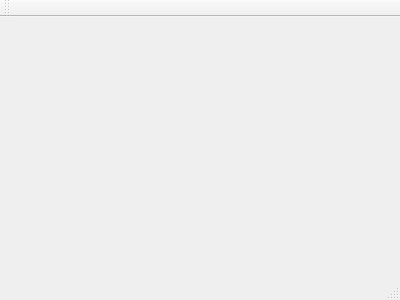
Before: the Qt Designer form wsapps/eazylink2/mainwindow.ui in patters-match/z88, drawn with Qt 5.
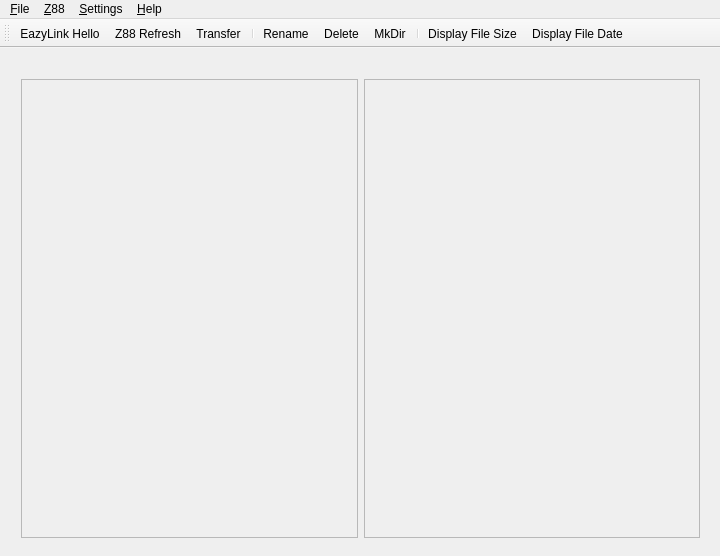
After: the same form once the commit is applied.

Commit message: /wsapps/eazylink2: First work on basic GUI; added menu and outline idea of the two-panel window.

What changed in the file:
```diff
--- a/wsapps/eazylink2/mainwindow.ui
+++ b/wsapps/eazylink2/mainwindow.ui
@@ -1,24 +1,244 @@
 <ui version="4.0">
  <class>MainWindow</class>
- <widget class="QMainWindow" name="MainWindow" >
-  <property name="geometry" >
+ <widget class="QMainWindow" name="MainWindow">
+  <property name="geometry">
    <rect>
     <x>0</x>
     <y>0</y>
-    <width>400</width>
-    <height>300</height>
+    <width>720</width>
+    <height>556</height>
    </rect>
   </property>
   <property name="windowTitle" >
    <string>MainWindow</string>
   </property>
-  <widget class="QMenuBar" name="menuBar" />
-  <widget class="QToolBar" name="mainToolBar" />
-  <widget class="QWidget" name="centralWidget" />
-  <widget class="QStatusBar" name="statusBar" />
+  <widget class="QWidget" name="centralWidget">
+   <widget class="QWidget" name="horizontalLayoutWidget">
+    <property name="geometry">
+     <rect>
+      <x>10</x>
+      <y>20</y>
+      <width>701</width>
+      <height>481</height>
+     </rect>
+    </property>
+    <layout class="QHBoxLayout" name="horizontalLayout">
+     <item>
+      <widget class="QFrame" name="Z88Panel">
+       <property name="frameShape">
+        <enum>QFrame::StyledPanel</enum>
+       </property>
+       <property name="frameShadow">
+        <enum>QFrame::Raised</enum>
+       </property>
+      </widget>
+     </item>
+     <item>
+      <widget class="QFrame" name="DesktopPanel">
+       <property name="frameShape">
+        <enum>QFrame::StyledPanel</enum>
+       </property>
+       <property name="frameShadow">
+        <enum>QFrame::Raised</enum>
+       </property>
+      </widget>
+     </item>
+    </layout>
+   </widget>
+  </widget>
+  <widget class="QMenuBar" name="menuBar">
+   <property name="geometry">
+    <rect>
+     <x>0</x>
+     <y>0</y>
+     <width>720</width>
+     <height>21</height>
+    </rect>
+   </property>
+   <widget class="QMenu" name="menuFile">
+    <property name="title">
+     <string>&amp;File</string>
+    </property>
+    <addaction name="separator"/>
+    <addaction name="actionExit"/>
+   </widget>
+   <widget class="QMenu" name="menuSettings">
+    <property name="title">
+     <string>&amp;Settings</string>
+    </property>
+    <addaction name="actionSerialPort"/>
+    <addaction name="actionOptions"/>
+   </widget>
+   <widget class="QMenu" name="menuHelp">
+    <property name="title">
+     <string>&amp;Help</string>
+    </property>
+    <addaction name="actionHelpContents"/>
+    <addaction name="separator"/>
+    <addaction name="actionAbout"/>
+   </widget>
+   <widget class="QMenu" name="menuZ88">
+    <property name="title">
+     <string>&amp;Z88</string>
+    </property>
+    <addaction name="actionEazyLink_Hello"/>
+    <addaction name="actionQuitEazyLink"/>
+    <addaction name="separator"/>
+    <addaction name="actionSend_files_to_Z88_Imp_Export_popdown"/>
+    <addaction name="actionReceive_files_from_Z88_Imp_Export_popdown"/>
+   </widget>
+   <addaction name="menuFile"/>
+   <addaction name="menuZ88"/>
+   <addaction name="menuSettings"/>
+   <addaction name="menuHelp"/>
+  </widget>
+  <widget class="QToolBar" name="toolBar">
+   <property name="windowTitle">
+    <string>toolBar</string>
+   </property>
+   <property name="toolButtonStyle">
+    <enum>Qt::ToolButtonIconOnly</enum>
+   </property>
+   <attribute name="toolBarArea">
+    <enum>TopToolBarArea</enum>
+   </attribute>
+   <attribute name="toolBarBreak">
+    <bool>false</bool>
+   </attribute>
+   <addaction name="actionHello"/>
+   <addaction name="actionZ88Refresh"/>
+   <addaction name="actionTransfer"/>
+   <addaction name="separator"/>
+   <addaction name="actionRename"/>
+   <addaction name="actionDelete"/>
+   <addaction name="actionMkDir"/>
+   <addaction name="separator"/>
+   <addaction name="actionDisplayFileSize"/>
+   <addaction name="actionDisplayFileDate"/>
+  </widget>
+  <action name="actionHelpContents">
+   <property name="text">
+    <string>Contents</string>
+   </property>
+  </action>
+  <action name="actionAbout">
+   <property name="text">
+    <string>About</string>
+   </property>
+  </action>
+  <action name="actionHello">
+   <property name="text">
+    <string>EazyLink Hello</string>
+   </property>
+  </action>
+  <action name="actionQuitEazyLink">
+   <property name="text">
+    <string>EazyLink Quit</string>
+   </property>
+  </action>
+  <action name="actionExit">
+   <property name="text">
+    <string>&amp;Exit</string>
+   </property>
+   <property name="toolTip">
+    <string>Quit application and terminate EazyLink popdown on Z88</string>
+   </property>
+  </action>
+  <action name="actionEazyLink_Hello">
+   <property name="text">
+    <string>EazyLink Hello</string>
+   </property>
+   <property name="toolTip">
+    <string>Send a 'Hello' command to EazyLink popdown on the Z88</string>
+   </property>
+  </action>
+  <action name="actionTransfer">
+   <property name="text">
+    <string>Transfer</string>
+   </property>
+   <property name="toolTip">
+    <string>Transfer selected files from active panel to opposite panel</string>
+   </property>
+   <property name="shortcut">
+    <string>T</string>
+   </property>
+  </action>
+  <action name="actionZ88Refresh">
+   <property name="text">
+    <string>Z88 Refresh</string>
+   </property>
+   <property name="toolTip">
+    <string>Ask EazyLink popdown on Z88 to re-send file information in current device / path</string>
+   </property>
+  </action>
+  <action name="actionRename">
+   <property name="text">
+    <string>Rename</string>
+   </property>
+   <property name="toolTip">
+    <string>Rename selected file in active panel</string>
+   </property>
+  </action>
+  <action name="actionDelete">
+   <property name="text">
+    <string>Delete</string>
+   </property>
+   <property name="toolTip">
+    <string>Delete selected file in active panel</string>
+   </property>
+  </action>
+  <action name="actionMkDir">
+   <property name="text">
+    <string>MkDir</string>
+   </property>
+   <property name="toolTip">
+    <string>Create a directory in current path of active panel</string>
+   </property>
+  </action>
+  <action name="actionSerialPort">
+   <property name="text">
+    <string>Serial &amp;Port</string>
+   </property>
+  </action>
+  <action name="actionOptions">
+   <property name="text">
+    <string>&amp;Options..</string>
+   </property>
+  </action>
+  <action name="actionDisplayFileSize">
+   <property name="checkable">
+    <bool>true</bool>
+   </property>
+   <property name="text">
+    <string>Display File Size</string>
+   </property>
+   <property name="toolTip">
+    <string>Display file sizes in active panel</string>
+   </property>
+  </action>
+  <action name="actionDisplayFileDate">
+   <property name="checkable">
+    <bool>true</bool>
+   </property>
+   <property name="text">
+    <string>Display File Date</string>
+   </property>
+   <property name="toolTip">
+    <string>Display File Date</string>
+   </property>
+  </action>
+  <action name="actionSend_files_to_Z88_Imp_Export_popdown">
+   <property name="text">
+    <string>Send files to Z88 Imp-Export popdown</string>
+   </property>
+  </action>
+  <action name="actionReceive_files_from_Z88_Imp_Export_popdown">
+   <property name="text">
+    <string>Receive files from Z88 Imp-Export popdown</string>
+   </property>
+  </action>
  </widget>
- <layoutDefault spacing="6" margin="11" />
- <pixmapfunction></pixmapfunction>
+ <layoutdefault spacing="6" margin="11"/>
  <resources/>
  <connections/>
 </ui>
```
Left out of the diff: 5 changed lines with no effect on the pictures.
